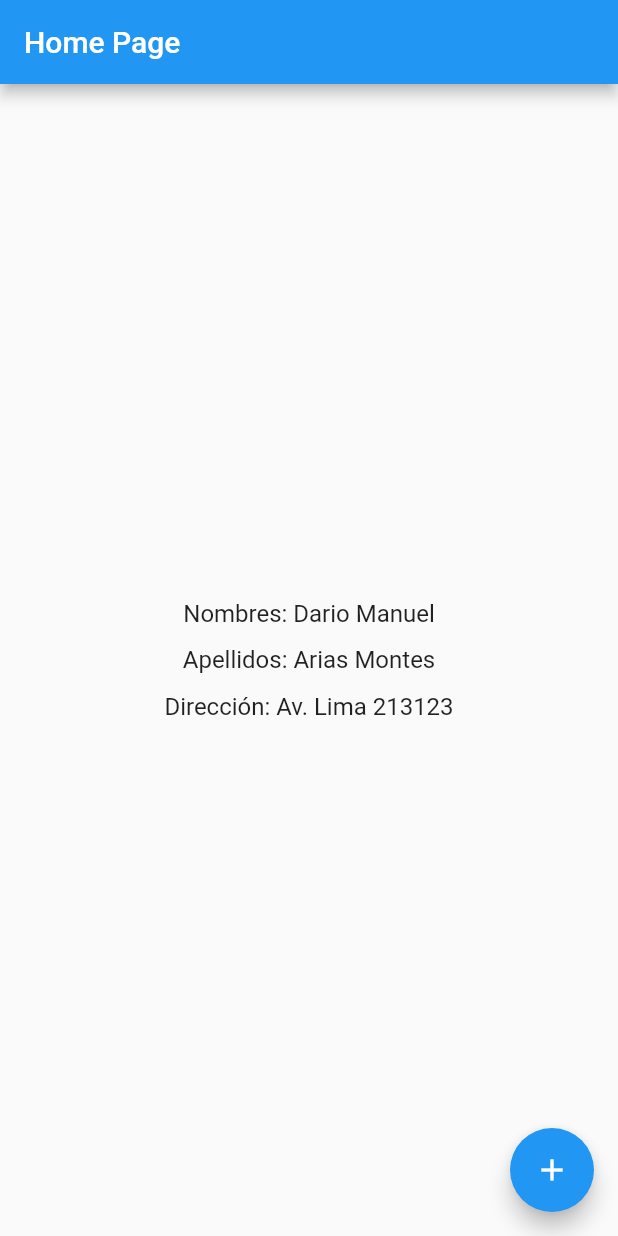
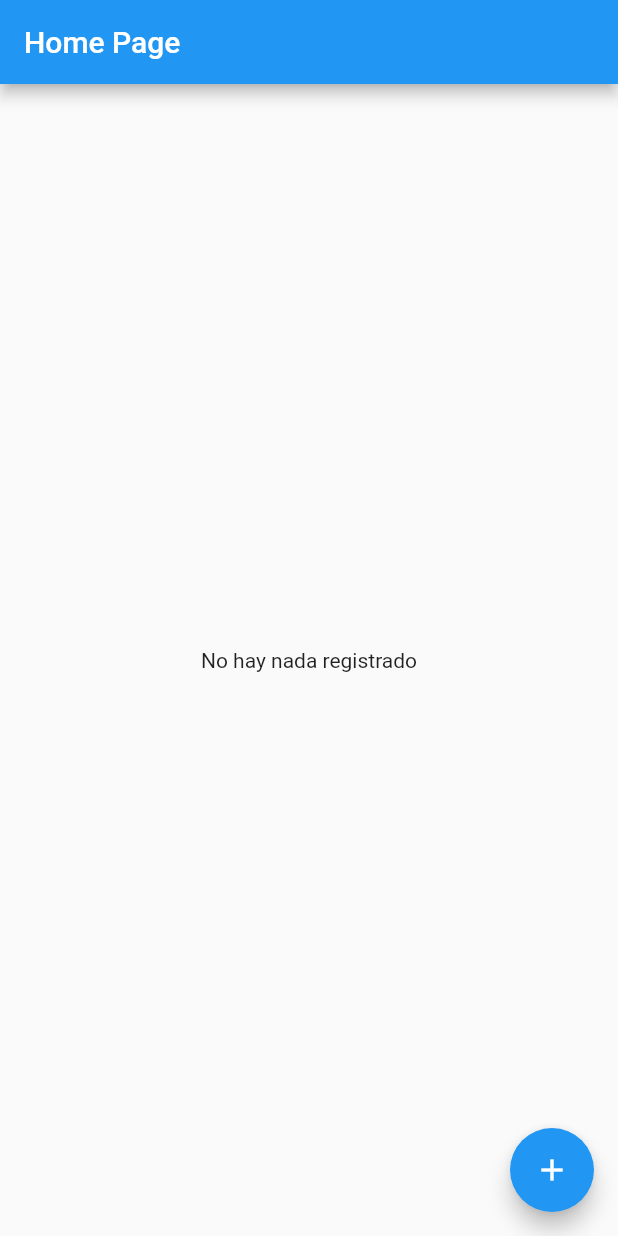
Before and after one commit to ehbarrionuevo/flutter_codigo_state, a Flutter app: the screen it shows after launch, on a phone screen of 412 x 824 dp. Run offline on Flutter 3.47's test engine with Material 2 defaults, Android fonts, the phone set to English and light mode, and no system bars; our stand-ins replace flutter_bloc.

Commit message:
first commit

```diff
--- /dev/null
+++ b/lib/bloc/person/person_bloc.dart
@@ -0,0 +1,19 @@
+
+import 'package:flutter_bloc/flutter_bloc.dart';
+import 'package:flutter_codigo_state/models/person_model.dart';
+
+part 'person_event.dart';
+part 'person_state.dart';
+
+class PersonBloc extends Bloc<PersonEvent, PersonState>{
+  PersonBloc(): super(PersonState()){
+    on<AddNewPerson>((event, emit){
+      emit(PersonState(personModel: event.model));
+    });
+
+    on<DeletePerson>((event, emit){
+      emit(PersonState(personModel: null));
+    });
+  }
+
+}
--- /dev/null
+++ b/lib/bloc/person/person_event.dart
@@ -0,0 +1,13 @@
+
+part of 'person_bloc.dart';
+
+class PersonEvent{}
+
+class AddNewPerson extends PersonEvent{
+  PersonModel model;
+  AddNewPerson({required this.model});
+}
+
+class DeletePerson extends PersonEvent{}
+class UpdatePerson extends PersonEvent{}
+class UpdatePerson2 {}
--- /dev/null
+++ b/lib/bloc/person/person_state.dart
@@ -0,0 +1,7 @@
+
+part of 'person_bloc.dart';
+
+class PersonState{
+  PersonModel? personModel;
+  PersonState({this.personModel});
+}
--- a/lib/main.dart
+++ b/lib/main.dart
@@ -1,5 +1,7 @@
 
 import 'package:flutter/material.dart';
+import 'package:flutter_bloc/flutter_bloc.dart';
+import 'package:flutter_codigo_state/bloc/person/person_bloc.dart';
 import 'package:flutter_codigo_state/pages/home_page.dart';
 
 void main(){
@@ -11,10 +13,15 @@ class MyApp extends StatelessWidget {
 
   @override
   Widget build(BuildContext context) {
-    return MaterialApp(
-      title: "StateApp",
-      debugShowCheckedModeBanner: false,
-      home: HomePage(),
+    return MultiBlocProvider(
+      providers: [
+        BlocProvider(create: (BuildContext context)=> PersonBloc()),
+      ],
+      child: MaterialApp(
+        title: "StateApp",
+        debugShowCheckedModeBanner: false,
+        home: HomePage(),
+      ),
     );
   }
 }
--- a/lib/models/person_model.dart
+++ b/lib/models/person_model.dart
@@ -1,9 +1,9 @@
-class Person {
+class PersonModel {
   String name;
   String lastName;
   String address;
 
-  Person({
+  PersonModel({
     required this.name,
     required this.lastName,
     required this.address,
--- a/lib/pages/home_page.dart
+++ b/lib/pages/home_page.dart
@@ -1,4 +1,6 @@
 import 'package:flutter/material.dart';
+import 'package:flutter_bloc/flutter_bloc.dart';
+import 'package:flutter_codigo_state/bloc/person/person_bloc.dart';
 import 'package:flutter_codigo_state/pages/register_page.dart';
 
 class HomePage extends StatelessWidget {
@@ -20,11 +22,14 @@ class HomePage extends StatelessWidget {
         title: Text("Home Page"),
       ),
       body: Center(
-        child: Column(
+        child: BlocBuilder<PersonBloc, PersonState>(
+          builder: (BuildContext context, PersonState state) {
+            if (state.personModel != null) {
+              return Column(
                 mainAxisAlignment: MainAxisAlignment.center,
                 children: [
                   Text(
-              "Nombres: Dario Manuel",
+                    "Nombres: ${state.personModel!.name}",
                     style: TextStyle(
                       fontSize: 16.0,
                     ),
@@ -33,7 +38,7 @@ class HomePage extends StatelessWidget {
                     height: 12.0,
                   ),
                   Text(
-              "Apellidos: Arias Montes",
+                    "Apellidos: ${state.personModel!.lastName}",
                     style: TextStyle(
                       fontSize: 16.0,
                     ),
@@ -42,12 +47,16 @@ class HomePage extends StatelessWidget {
                     height: 12.0,
                   ),
                   Text(
-              "Dirección: Av. Lima 213123",
+                    "Dirección: ${state.personModel!.address}",
                     style: TextStyle(
                       fontSize: 16.0,
                     ),
                   ),
                 ],
+              );
+            }
+            return Text("No hay nada registrado");
+          },
         ),
       ),
     );
--- a/pubspec.yaml
+++ b/pubspec.yaml
@@ -34,6 +34,7 @@ dependencies:
   # The following adds the Cupertino Icons font to your application.
   # Use with the CupertinoIcons class for iOS style icons.
   cupertino_icons: ^1.0.2
+  flutter_bloc: ^8.1.1
 
 dev_dependencies:
   flutter_test:
```
Also changed, not shown: lib/pages/register_page.dart (+14 -2 lines), pubspec.lock. Lines whose indentation alone changed are shown as unchanged.
